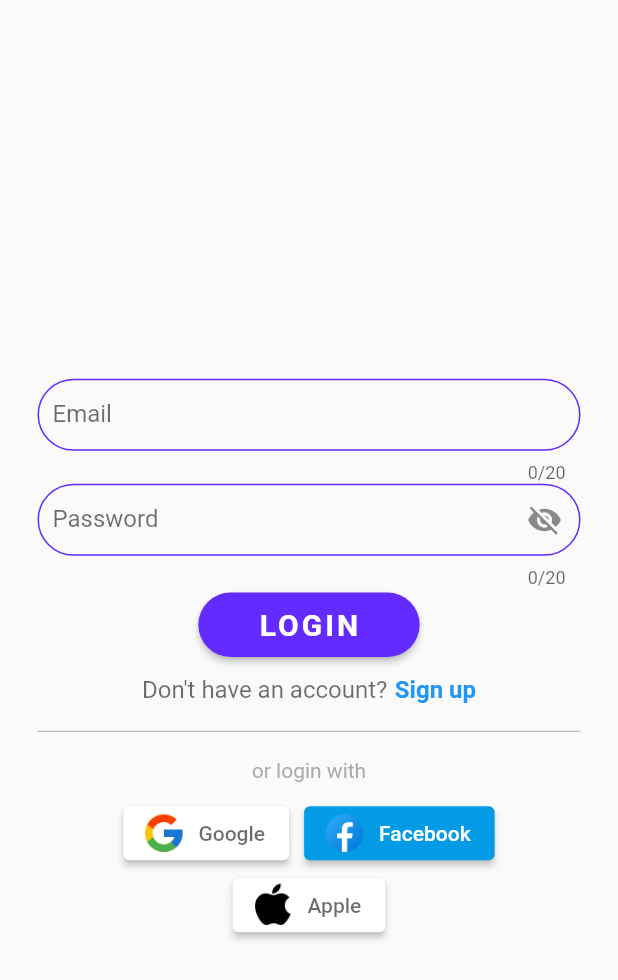
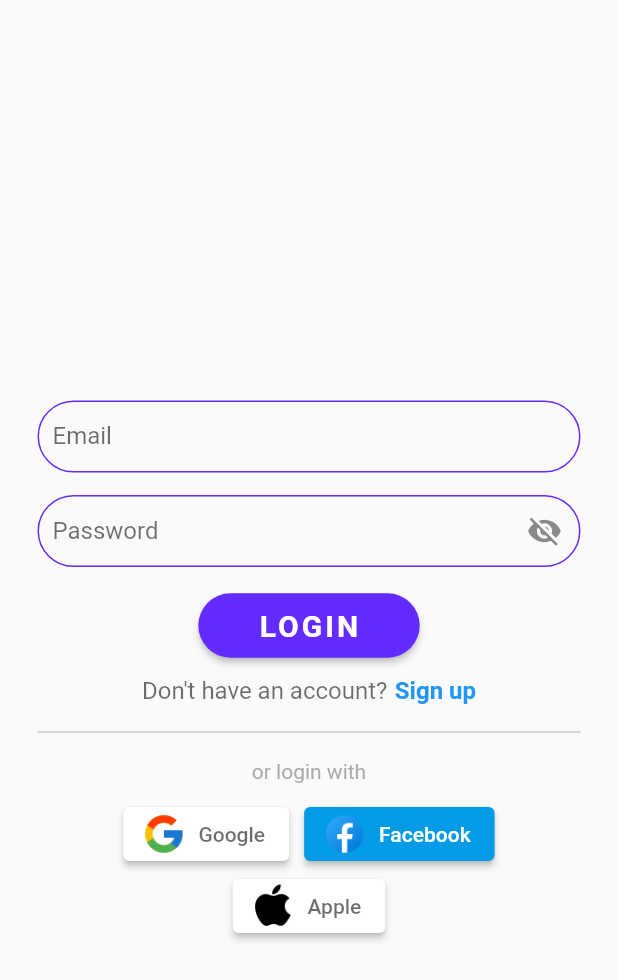
Before and after one commit to johndeweyzxc/Telegraph, a Flutter app: the screen it shows after launch, on a phone screen of 412 x 824 dp. Shown: the top 980 px of the screen. Run offline on Flutter 3.47's test engine with Material 2 defaults, Android fonts, the phone set to English and light mode, and no system bars; our stand-ins replace firebase_auth, firebase_core; accounts and stored records are empty.

Commit message:
Removed maxLength parameter in TextFormField and fixed some margin

```diff
--- a/lib/login_page.dart
+++ b/lib/login_page.dart
@@ -132,6 +132,8 @@ class _TextInputState extends State<LoginTextInput> {
   Widget build(BuildContext context) {
     return SizedBox(
       width: widthScreen(context) - 50.0,
+      child: Container(
+        margin: const EdgeInsets.only(top: 15.0),
         child: TextFormField(
           controller: widget.controller,
           decoration: InputDecoration(
@@ -150,8 +152,8 @@ class _TextInputState extends State<LoginTextInput> {
             ),
             suffixIcon: isPassword(),
           ),
-        maxLength: 20,
           obscureText: obscureText(),
+        ),
       ),
     );
   }
@@ -165,7 +167,9 @@ class LoginButton extends StatelessWidget {
 
   @override
   Widget build(BuildContext context) {
-    return ElevatedButton(
+    return Container(
+      margin: const EdgeInsets.only(top: 15.0),
+      child: ElevatedButton(
         style: ElevatedButton.styleFrom(
           padding: const EdgeInsets.fromLTRB(40.0, 10.0, 40.0, 10.0),
           foregroundColor: defaultWhite,
@@ -179,6 +183,7 @@ class LoginButton extends StatelessWidget {
             fontSize: loginTextSizeBig,
             fontWeight: FontWeight.bold,
             letterSpacing: 2.0,
+          ),
         ),
       ),
     );
```
Lines whose indentation alone changed are shown as unchanged.
